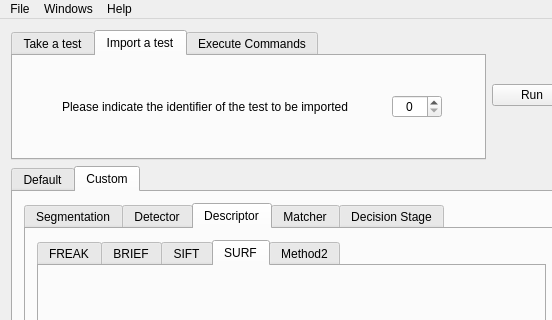
The window that source_code/mainwindow.ui (Aissa94/PFE_Project) describes before a commit, drawn with Qt 5; both pictures show x 0 to 552 and y 0 to 320 of the 1150 by 735 pixel window.
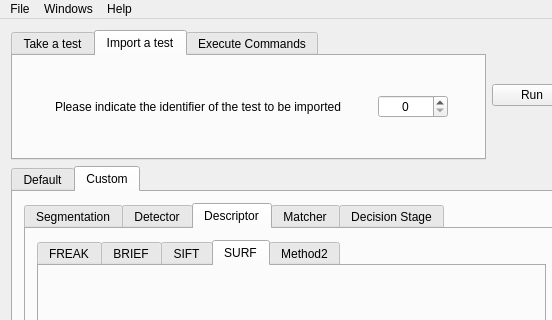
The same window after the commit. The open tabs and pages were chosen to show the change. Custom widgets are drawn as their Qt base class.

The edit to the form file:
```diff
--- a/source_code/mainwindow.ui
+++ b/source_code/mainwindow.ui
@@ -178,7 +178,7 @@
            <widget class="QSpinBox" name="spinBox">
             <property name="maximumSize">
              <size>
-              <width>50</width>
+              <width>70</width>
               <height>16777215</height>
              </size>
             </property>
@@ -191,6 +191,9 @@
             <property name="accelerated">
              <bool>true</bool>
             </property>
+            <property name="maximum">
+             <number>9999</number>
+            </property>
            </widget>
           </item>
          </layout>
```
Left out of the diff: 13 changed lines with no effect on the pictures.
